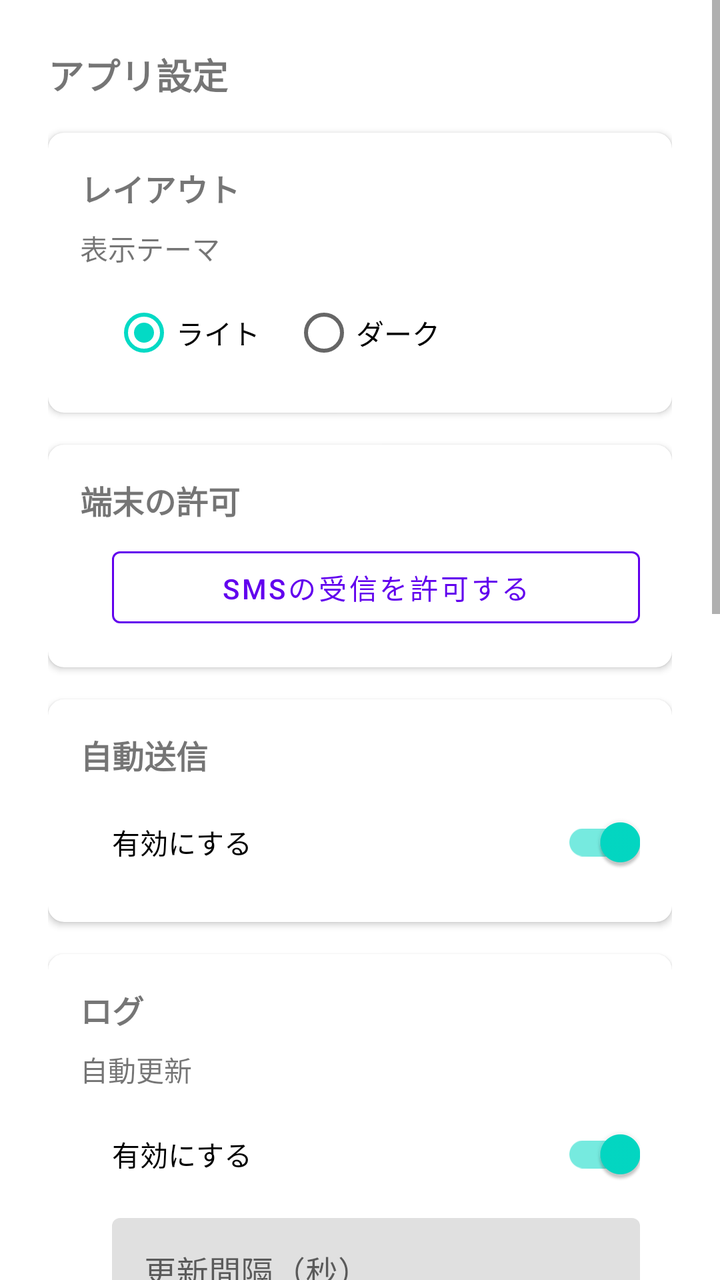
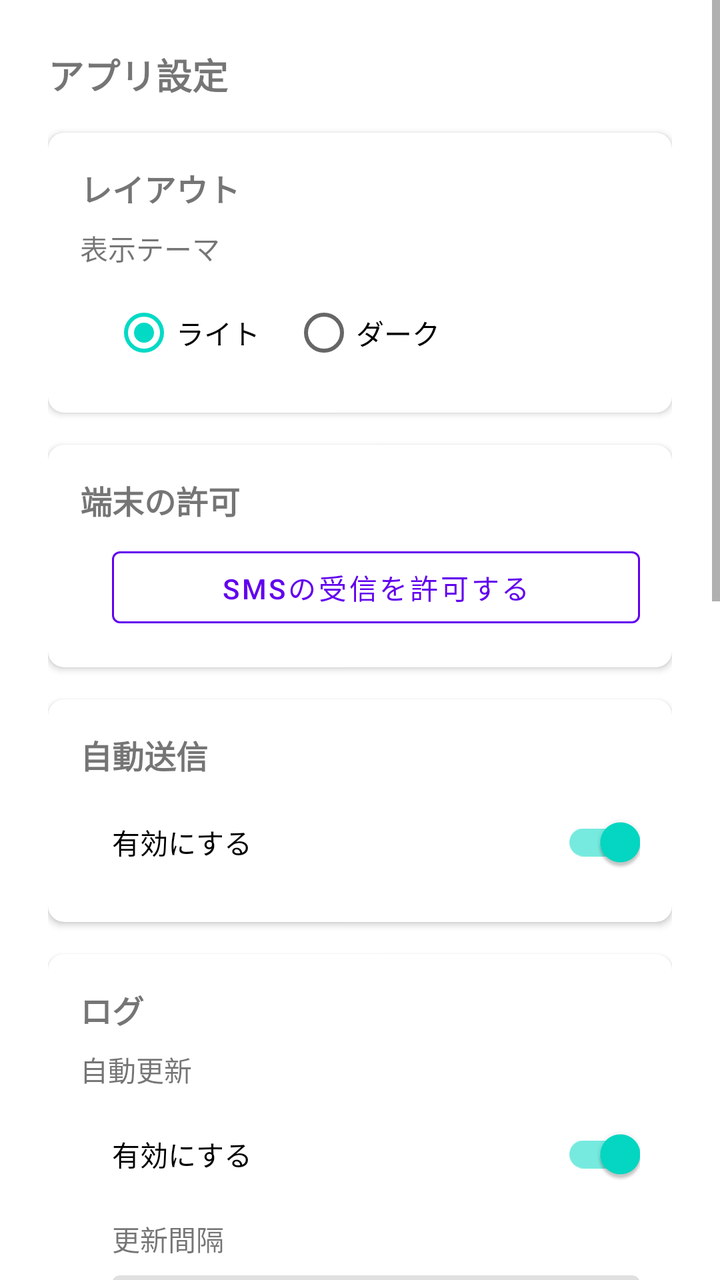

Two renders of the same Android screen: before a commit and after it. Below are the layout's source before the change and the commit's diff.
<!-- AndroidManifest.xml: application theme Theme.SmsToKintone -->
<!-- res/layout/activity_app_settings.xml -->
<?xml version="1.0" encoding="utf-8"?>
<ScrollView xmlns:android="http://schemas.android.com/apk/res/android"
    xmlns:app="http://schemas.android.com/apk/res-auto"
    android:layout_width="match_parent"
    android:layout_height="match_parent">

    <LinearLayout
        android:layout_width="match_parent"
        android:layout_height="wrap_content"
        android:orientation="vertical"
        android:padding="24dp">

        <TextView
            android:layout_width="wrap_content"
            android:layout_height="wrap_content"
            android:text="@string/app_settings_title"
            android:textSize="18sp"
            android:textStyle="bold" />

        <com.google.android.material.card.MaterialCardView
            android:layout_width="match_parent"
            android:layout_height="wrap_content"
            android:layout_marginTop="16dp"
            app:cardElevation="2dp"
            app:cardCornerRadius="8dp">

            <LinearLayout
                android:layout_width="match_parent"
                android:layout_height="wrap_content"
                android:orientation="vertical"
                android:padding="16dp">

                <TextView
                    android:layout_width="wrap_content"
                    android:layout_height="wrap_content"
                    android:layout_marginBottom="8dp"
                    android:text="@string/section_layout"
                    android:textSize="16sp"
                    android:textStyle="bold" />

                <TextView
                    android:layout_width="wrap_content"
                    android:layout_height="wrap_content"
                    android:layout_marginBottom="8dp"
                    android:text="@string/section_theme_mode"
                    android:textSize="14sp" />

                <LinearLayout
                    android:layout_width="match_parent"
                    android:layout_height="wrap_content"
                    android:layout_marginStart="16dp"
                    android:orientation="vertical">

                    <com.google.android.material.switchmaterial.SwitchMaterial
                        android:id="@+id/swThemeFollowSystem"
                        android:layout_width="match_parent"
                        android:layout_height="wrap_content"
                        android:visibility="gone"
                        android:checked="true"
                        android:text="@string/switch_theme_follow_system" />

                    <RadioGroup
                        android:id="@+id/rgThemeLightDark"
                        android:layout_width="match_parent"
                        android:layout_height="wrap_content"
                        android:orientation="horizontal">

                        <RadioButton
                            android:id="@+id/rbThemeLight"
                            android:layout_width="wrap_content"
                            android:layout_height="wrap_content"
                            android:checked="true"
                            android:text="@string/rb_theme_light" />

                        <RadioButton
                            android:id="@+id/rbThemeDark"
                            android:layout_width="wrap_content"
                            android:layout_height="wrap_content"
                            android:layout_marginStart="16dp"
                            android:text="@string/rb_theme_dark" />
                    </RadioGroup>
                </LinearLayout>
            </LinearLayout>
        </com.google.android.material.card.MaterialCardView>

        <com.google.android.material.card.MaterialCardView
            android:layout_width="match_parent"
            android:layout_height="wrap_content"
            android:layout_marginTop="16dp"
            app:cardElevation="2dp"
            app:cardCornerRadius="8dp">

            <LinearLayout
                android:layout_width="match_parent"
                android:layout_height="wrap_content"
                android:orientation="vertical"
                android:padding="16dp">

                <TextView
                    android:layout_width="wrap_content"
                    android:layout_height="wrap_content"
                    android:layout_marginBottom="8dp"
                    android:text="@string/section_permission"
                    android:textSize="16sp"
                    android:textStyle="bold" />

                <LinearLayout
                    android:layout_width="match_parent"
                    android:layout_height="wrap_content"
                    android:layout_marginStart="16dp"
                    android:orientation="vertical">

                    <TextView
                        android:id="@+id/tvPermissionStatus"
                        android:layout_width="wrap_content"
                        android:layout_height="wrap_content"
                        android:layout_marginBottom="8dp"
                        android:text="@string/permission_status_granted"
                        android:visibility="gone" />

                    <com.google.android.material.button.MaterialButton
                        android:id="@+id/btnRequestPermission"
                        style="@style/AppButton.OutlinedButton"
                        android:layout_width="match_parent"
                        android:layout_height="wrap_content"
                        android:text="@string/btn_request_permission" />
                </LinearLayout>
            </LinearLayout>
        </com.google.android.material.card.MaterialCardView>

        <com.google.android.material.card.MaterialCardView
            android:layout_width="match_parent"
            android:layout_height="wrap_content"
            android:layout_marginTop="16dp"
            app:cardElevation="2dp"
            app:cardCornerRadius="8dp">

            <LinearLayout
                android:layout_width="match_parent"
                android:layout_height="wrap_content"
                android:orientation="vertical"
                android:padding="16dp">

                <TextView
                    android:layout_width="wrap_content"
                    android:layout_height="wrap_content"
                    android:layout_marginBottom="8dp"
                    android:text="@string/section_forwarding"
                    android:textSize="16sp"
                    android:textStyle="bold" />

                <LinearLayout
                    android:layout_width="match_parent"
                    android:layout_height="wrap_content"
                    android:layout_marginStart="16dp"
                    android:orientation="vertical">

                    <com.google.android.material.switchmaterial.SwitchMaterial
                        android:id="@+id/swForwardingEnabled"
                        android:layout_width="match_parent"
                        android:layout_height="wrap_content"
                        android:checked="true"
                        android:text="@string/switch_forwarding_enabled" />
                </LinearLayout>
            </LinearLayout>
        </com.google.android.material.card.MaterialCardView>

        <com.google.android.material.card.MaterialCardView
            android:layout_width="match_parent"
            android:layout_height="wrap_content"
            android:layout_marginTop="16dp"
            app:cardElevation="2dp"
            app:cardCornerRadius="8dp">

            <LinearLayout
                android:layout_width="match_parent"
                android:layout_height="wrap_content"
                android:orientation="vertical"
                android:padding="16dp">

                <TextView
                    android:layout_width="wrap_content"
                    android:layout_height="wrap_content"
                    android:layout_marginBottom="8dp"
                    android:text="@string/section_log"
                    android:textSize="16sp"
                    android:textStyle="bold" />

                <TextView
                    android:layout_width="wrap_content"
                    android:layout_height="wrap_content"
                    android:layout_marginBottom="8dp"
                    android:text="@string/section_auto_refresh"
                    android:textSize="14sp" />

                <LinearLayout
                    android:layout_width="match_parent"
                    android:layout_height="wrap_content"
                    android:layout_marginStart="16dp"
                    android:orientation="vertical">

                    <com.google.android.material.switchmaterial.SwitchMaterial
                        android:id="@+id/swAutoRefreshEnabled"
                        android:layout_width="match_parent"
                        android:layout_height="wrap_content"
                        android:layout_marginBottom="8dp"
                        android:checked="true"
                        android:text="@string/switch_auto_refresh_enabled" />

                    <com.google.android.material.textfield.TextInputLayout
                        android:id="@+id/tilAutoRefreshInterval"
                        android:layout_width="match_parent"
                        android:layout_height="wrap_content"
                        android:hint="@string/hint_auto_refresh_interval">

                        <com.google.android.material.textfield.TextInputEditText
                            android:id="@+id/etAutoRefreshInterval"
                            android:layout_width="match_parent"
                            android:layout_height="wrap_content"
                            android:inputType="number" />
                    </com.google.android.material.textfield.TextInputLayout>
                </LinearLayout>
            </LinearLayout>
        </com.google.android.material.card.MaterialCardView>

        <com.google.android.material.card.MaterialCardView
            android:layout_width="match_parent"
            android:layout_height="wrap_content"
            android:layout_marginTop="16dp"
            app:cardElevation="2dp"
            app:cardCornerRadius="8dp">

            <LinearLayout
                android:layout_width="match_parent"
                android:layout_height="wrap_content"
                android:orientation="vertical"
                android:padding="16dp">

                <TextView
                    android:layout_width="wrap_content"
                    android:layout_height="wrap_content"
                    android:layout_marginBottom="8dp"
                    android:text="@string/section_sms_search"
                    android:textSize="16sp"
                    android:textStyle="bold" />

                <TextView
                    android:layout_width="wrap_content"
                    android:layout_height="wrap_content"
                    android:layout_marginBottom="8dp"
                    android:text="@string/section_search_range"
                    android:textSize="14sp" />

                <LinearLayout
                    android:layout_width="match_parent"
                    android:layout_height="wrap_content"
                    android:layout_marginStart="16dp"
                    android:orientation="vertical">

                    <TextView
                        android:layout_width="wrap_content"
                        android:layout_height="wrap_content"
                        android:layout_marginBottom="8dp"
                        android:text="@string/label_sms_search_date_range" />

                    <com.google.android.material.textfield.TextInputLayout
                        android:layout_width="match_parent"
                        android:layout_height="wrap_content"
                        android:hint="@string/hint_sms_search_date_range_days">

                        <com.google.android.material.textfield.TextInputEditText
                            android:id="@+id/etSmsSearchDateRangeDays"
                            android:layout_width="match_parent"
                            android:layout_height="wrap_content"
                            android:inputType="number" />
                    </com.google.android.material.textfield.TextInputLayout>

                    <TextView
                        android:layout_width="wrap_content"
                        android:layout_height="wrap_content"
                        android:layout_marginTop="16dp"
                        android:layout_marginBottom="8dp"
                        android:text="@string/label_default_profile_filter" />

                    <Spinner
                        android:id="@+id/spDefaultProfileFilter"
                        android:layout_width="match_parent"
                        android:layout_height="wrap_content" />

                    <TextView
                        android:layout_width="wrap_content"
                        android:layout_height="wrap_content"
                        android:layout_marginTop="16dp"
                        android:layout_marginBottom="8dp"
                        android:text="@string/label_sms_match_tolerance_seconds" />

                    <com.google.android.material.textfield.TextInputLayout
                        android:id="@+id/tilSmsMatchToleranceSeconds"
                        android:layout_width="match_parent"
                        android:layout_height="wrap_content"
                        android:hint="@string/hint_sms_match_tolerance_seconds"
                        app:helperText="@string/helper_sms_match_tolerance_seconds"
                        app:helperTextEnabled="true">

                        <com.google.android.material.textfield.TextInputEditText
                            android:id="@+id/etSmsMatchToleranceSeconds"
                            android:layout_width="match_parent"
                            android:layout_height="wrap_content"
                            android:inputType="number" />
                    </com.google.android.material.textfield.TextInputLayout>
                </LinearLayout>

                <TextView
                    android:layout_width="wrap_content"
                    android:layout_height="wrap_content"
                    android:layout_marginTop="16dp"
                    android:layout_marginBottom="8dp"
                    android:text="@string/section_reply"
                    android:textSize="14sp" />

                <LinearLayout
                    android:layout_width="match_parent"
                    android:layout_height="wrap_content"
                    android:layout_marginStart="16dp"
                    android:orientation="vertical">

                    <TextView
                        android:layout_width="wrap_content"
                        android:layout_height="wrap_content"
                        android:layout_marginBottom="8dp"
                        android:text="@string/section_sms_standard_reply_body"
                        android:textSize="14sp" />

                    <com.google.android.material.textfield.TextInputLayout
                        android:layout_width="match_parent"
                        android:layout_height="wrap_content"
                        android:hint="@string/hint_sms_standard_reply_body">

                        <com.google.android.material.textfield.TextInputEditText
                            android:id="@+id/etDefaultReplyBody"
                            android:layout_width="match_parent"
                            android:layout_height="wrap_content"
                            android:inputType="textMultiLine" />
                    </com.google.android.material.textfield.TextInputLayout>

                    <TextView
                        android:layout_width="wrap_content"
                        android:layout_height="wrap_content"
                        android:layout_marginTop="16dp"
                        android:layout_marginBottom="8dp"
                        android:text="@string/section_sms_split_failed_reply_body"
                        android:textSize="14sp" />

                    <com.google.android.material.textfield.TextInputLayout
                        android:layout_width="match_parent"
                        android:layout_height="wrap_content"
                        android:hint="@string/hint_sms_split_failed_reply_body">

                        <com.google.android.material.textfield.TextInputEditText
                            android:id="@+id/etSplitFailedReplyAddition"
                            android:layout_width="match_parent"
                            android:layout_height="wrap_content"
                            android:inputType="textMultiLine" />
                    </com.google.android.material.textfield.TextInputLayout>
                </LinearLayout>
            </LinearLayout>
        </com.google.android.material.card.MaterialCardView>

    </LinearLayout>
</ScrollView>
<!-- resources referenced by this layout -->
<resources>
  <string name="app_settings_title">アプリ設定</string>
  <string name="btn_request_permission">SMSの受信を許可する</string>
  <string name="helper_sms_match_tolerance_seconds">受信したSMSと送信ログの受信日時の統合範囲です</string>
  <string name="hint_auto_refresh_interval">更新間隔（秒）</string>
  <string name="hint_sms_match_tolerance_seconds">統合範囲（±秒）</string>
  <string name="hint_sms_search_date_range_days">期間（日）</string>
  <string name="hint_sms_split_failed_reply_body">文言</string>
  <string name="hint_sms_standard_reply_body">文言</string>
  <string name="label_default_profile_filter">送信先</string>
  <string name="label_sms_match_tolerance_seconds">統合範囲</string>
  <string name="label_sms_search_date_range">受信期間</string>
  <string name="permission_status_granted">SMS受信: 許可済み</string>
  <string name="rb_theme_dark">ダーク</string>
  <string name="rb_theme_light">ライト</string>
  <string name="section_auto_refresh">自動更新</string>
  <string name="section_forwarding">自動送信</string>
  <string name="section_layout">レイアウト</string>
  <string name="section_log">ログ</string>
  <string name="section_permission">端末の許可</string>
  <string name="section_reply">返信メッセージ（自動入力）</string>
  <string name="section_search_range">検索条件</string>
  <string name="section_sms_search">SMS検索</string>
  <string name="section_sms_split_failed_reply_body">形式が不正な場合</string>
  <string name="section_sms_standard_reply_body">通常</string>
  <string name="section_theme_mode">表示テーマ</string>
  <string name="switch_auto_refresh_enabled">有効にする</string>
  <string name="switch_forwarding_enabled">有効にする</string>
  <string name="switch_theme_follow_system">システム設定を有効にする</string>
  <style name="AppButton.OutlinedButton" parent="Widget.MaterialComponents.Button.OutlinedButton">
          <item name="strokeColor">?attr/colorPrimary</item>
      </style>
  <style name="Theme.SmsToKintone" parent="Theme.MaterialComponents.DayNight.NoActionBar">
          <item name="colorPrimary">@color/purple_500</item>
          <item name="colorPrimaryVariant">@color/purple_700</item>
          <item name="colorOnPrimary">@color/white</item>
          <item name="colorSecondary">@color/teal_200</item>
          <item name="colorSecondaryVariant">@color/teal_700</item>
          <item name="colorOnSecondary">@color/black</item>
      </style>
  <color name="purple_500">#6200EE</color>
  <color name="purple_700">#3700B3</color>
  <color name="white">#FFFFFFFF</color>
  <color name="teal_200">#03DAC5</color>
  <color name="teal_700">#018786</color>
  <color name="black">#FF000000</color>
</resources>

<!-- the commit's change to res/layout/activity_app_settings.xml (unified diff, before → after) -->
@@ -207,6 +207,12 @@
                         android:checked="true"
                         android:text="@string/switch_auto_refresh_enabled" />
 
+                    <TextView
+                        android:layout_width="wrap_content"
+                        android:layout_height="wrap_content"
+                        android:layout_marginBottom="8dp"
+                        android:text="@string/label_auto_refresh_interval" />
+
                     <com.google.android.material.textfield.TextInputLayout
                         android:id="@+id/tilAutoRefreshInterval"
                         android:layout_width="match_parent"
<!-- resource entries referenced after the edit -->
@@ -3,14 +3,15 @@
   <string name="app_settings_title">アプリ設定</string>
   <string name="btn_request_permission">SMSの受信を許可する</string>
   <string name="helper_sms_match_tolerance_seconds">受信したSMSと送信ログの受信日時の統合範囲です</string>
-  <string name="hint_auto_refresh_interval">更新間隔（秒）</string>
-  <string name="hint_sms_match_tolerance_seconds">統合範囲（±秒）</string>
-  <string name="hint_sms_search_date_range_days">期間（日）</string>
+  <string name="hint_auto_refresh_interval">秒</string>
+  <string name="hint_sms_match_tolerance_seconds">±秒</string>
+  <string name="hint_sms_search_date_range_days">日</string>
   <string name="hint_sms_split_failed_reply_body">文言</string>
   <string name="hint_sms_standard_reply_body">文言</string>
+  <string name="label_auto_refresh_interval">更新間隔</string>
   <string name="label_default_profile_filter">送信先</string>
   <string name="label_sms_match_tolerance_seconds">統合範囲</string>
-  <string name="label_sms_search_date_range">受信期間</string>
+  <string name="label_sms_search_date_range">受信日の範囲</string>
   <string name="permission_status_granted">SMS受信: 許可済み</string>
   <string name="rb_theme_dark">ダーク</string>
   <string name="rb_theme_light">ライト</string>
@@ -20,7 +21,7 @@
   <string name="section_log">ログ</string>
   <string name="section_permission">端末の許可</string>
   <string name="section_reply">返信メッセージ（自動入力）</string>
-  <string name="section_search_range">検索条件</string>
+  <string name="section_search_range">検索条件（デフォルト）</string>
   <string name="section_sms_search">SMS検索</string>
   <string name="section_sms_split_failed_reply_body">形式が不正な場合</string>
   <string name="section_sms_standard_reply_body">通常</string>
